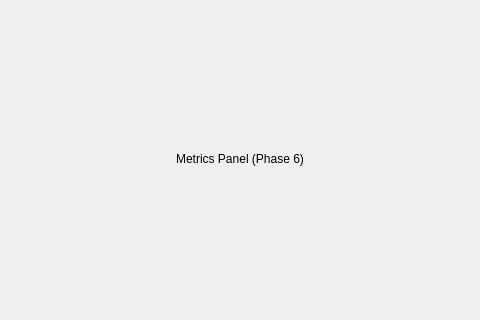
Qt form ui/MainWindow.ui (paolosereno/LanScan) before a commit; both pictures show x 272 to 752 and y 225 to 545 of the 1024 by 768 pixel window.
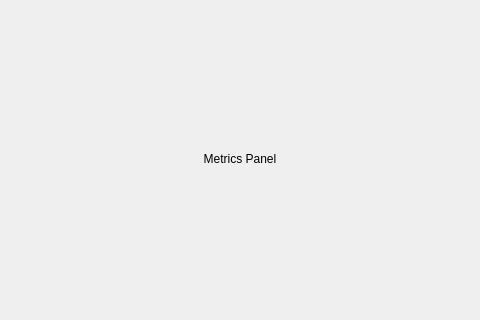
The same form after that commit.

Commit message: [UI] Improve Device Metrics dock widget usability

What changed in the file:
```diff
--- a/ui/MainWindow.ui
+++ b/ui/MainWindow.ui
@@ -53,7 +53,7 @@
         <item>
          <widget class="QLabel" name="metricsPlaceholder">
           <property name="text">
-           <string>Metrics Panel (Phase 6)</string>
+           <string>Metrics Panel</string>
           </property>
           <property name="alignment">
            <set>Qt::AlignCenter</set>
```
Left out of the diff: 4 changed lines with no effect on the pictures. The commit also changes 3 other files.
